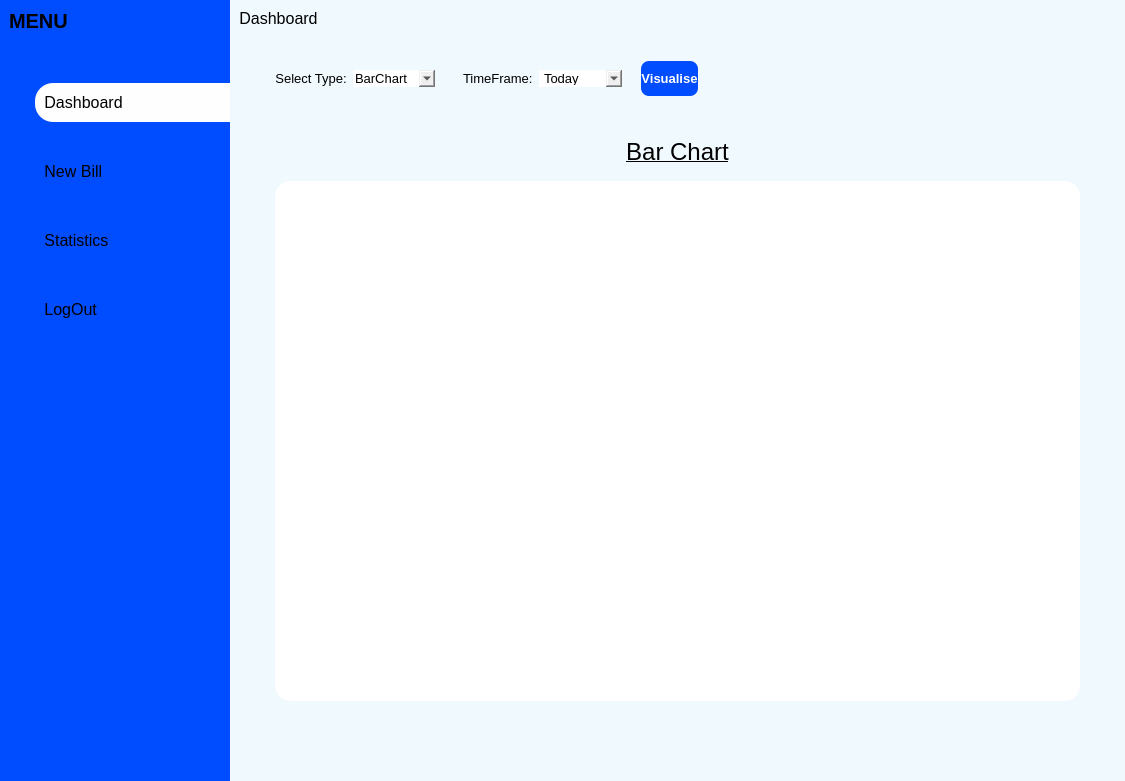
Old version of the form dashboard.ui in the repository AjasMohammed/BillingApp.
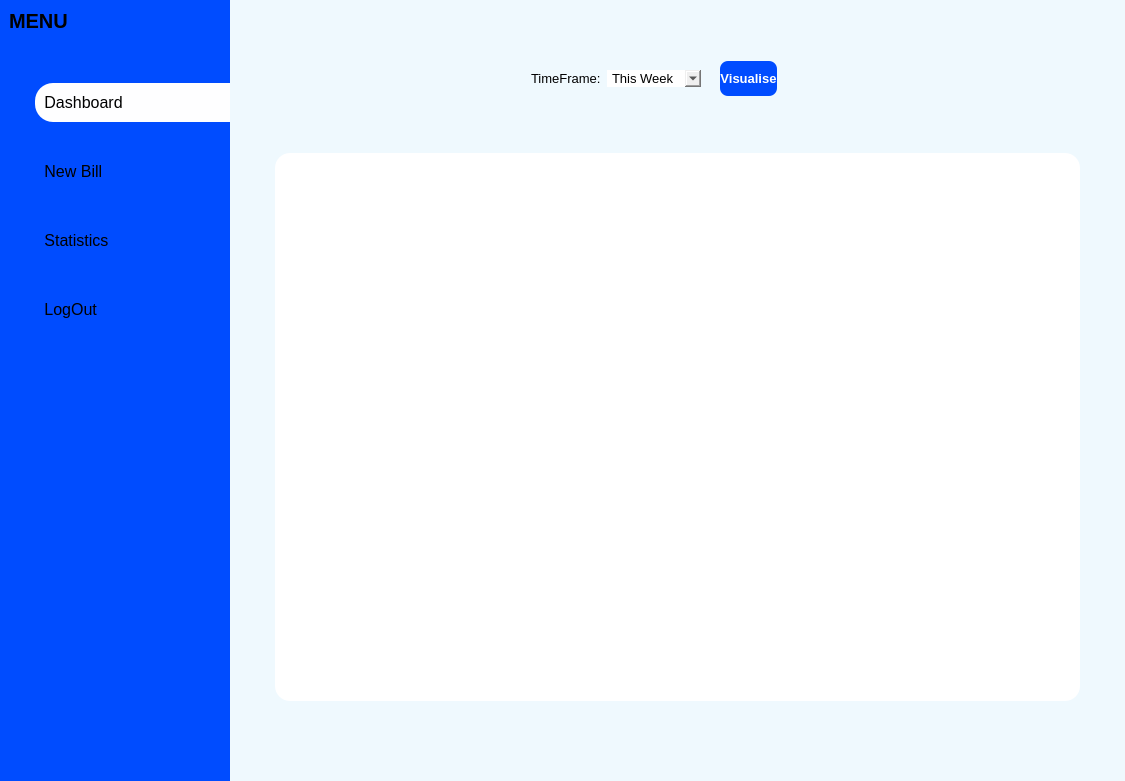
New version of the form. The open tabs and pages were chosen to show the change. Icons and pictures are not drawn. Custom widgets are drawn as their Qt base class.

Commit message: Removed selecttype option from the statistics page. Barchart is the only  type of chart. Added back button in the bills_history page and bill_history page.

```diff
--- a/dashboard.ui
+++ b/dashboard.ui
@@ -429,7 +429,7 @@
              </font>
             </property>
             <property name="text">
-             <string>Dashboard</string>
+             <string/>
             </property>
             <property name="icon">
              <iconset resource="resources.qrc">
@@ -3598,7 +3598,7 @@
               <enum>QFrame::Raised</enum>
              </property>
              <layout class="QVBoxLayout" name="verticalLayout_43">
-              <item alignment="Qt::AlignLeft">
+              <item alignment="Qt::AlignHCenter">
                <widget class="QFrame" name="selection_frame">
                 <property name="sizePolicy">
                  <sizepolicy hsizetype="Preferred" vsizetype="Fixed">
@@ -3606,6 +3606,12 @@
                   <verstretch>0</verstretch>
                  </sizepolicy>
                 </property>
+                <property name="minimumSize">
+                 <size>
+                  <width>0</width>
+                  <height>0</height>
+                 </size>
+                </property>
                 <property name="maximumSize">
                  <size>
                   <width>561</width>
@@ -3625,95 +3631,14 @@
                  <property name="rightMargin">
                   <number>65</number>
                  </property>
-                 <item>
-                  <widget class="QFrame" name="frame_2">
-                   <property name="sizePolicy">
-                    <sizepolicy hsizetype="Preferred" vsizetype="Fixed">
-                     <horstretch>0</horstretch>
-                     <verstretch>0</verstretch>
-                    </sizepolicy>
-                   </property>
-                   <property name="frameShape">
-                    <enum>QFrame::StyledPanel</enum>
-                   </property>
-                   <property name="frameShadow">
-                    <enum>QFrame::Raised</enum>
-                   </property>
-                   <layout class="QHBoxLayout" name="horizontalLayout_47">
-                    <item>
-                     <widget class="QLabel" name="label_9">
-                      <property name="sizePolicy">
-                       <sizepolicy hsizetype="Fixed" vsizetype="Preferred">
-                        <horstretch>0</horstretch>
-                        <verstretch>0</verstretch>
-                       </sizepolicy>
-                      </property>
-                      <property name="font">
-                       <font>
-                        <pointsize>10</pointsize>
-                       </font>
-                      </property>
-                      <property name="text">
-                       <string>Select Type:</string>
-                      </property>
-                      <property name="alignment">
-                       <set>Qt::AlignCenter</set>
-                      </property>
-                     </widget>
-                    </item>
-                    <item alignment="Qt::AlignLeft">
-                     <widget class="QComboBox" name="chart_type">
-                      <property name="sizePolicy">
-                       <sizepolicy hsizetype="Fixed" vsizetype="Fixed">
-                        <horstretch>0</horstretch>
-                        <verstretch>0</verstretch>
-                       </sizepolicy>
-                      </property>
-                      <property name="font">
-                       <font>
-                        <pointsize>10</pointsize>
-                       </font>
-                      </property>
-                      <property name="editable">
-                       <bool>true</bool>
-                      </property>
-                      <property name="currentText">
-                       <string>BarChart</string>
-                      </property>
-                      <property name="currentIndex">
-                       <number>0</number>
-                      </property>
-                      <property name="sizeAdjustPolicy">
-                       <enum>QComboBox::AdjustToContentsOnFirstShow</enum>
-                      </property>
-                      <property name="placeholderText">
-                       <string>select type</string>
-                      </property>
-                      <property name="frame">
-                       <bool>true</bool>
-                      </property>
-                      <item>
-                       <property name="text">
-                        <string>BarChart</string>
-                       </property>
-                      </item>
-                      <item>
-                       <property name="text">
-                        <string>LineGraph</string>
-                       </property>
-                      </item>
-                      <item>
-                       <property name="text">
-                        <string>PieChart</string>
-                       </property>
-                      </item>
-                     </widget>
-                    </item>
-                   </layout>
-                  </widget>
-                 </item>
                  <item alignment="Qt::AlignLeft">
                   <widget class="QFrame" name="frame_3">
+                   <property name="minimumSize">
+                    <size>
+                     <width>0</width>
+                     <height>0</height>
+                    </size>
+                   </property>
                    <property name="frameShape">
                     <enum>QFrame::StyledPanel</enum>
                    </property>
@@ -3724,7 +3649,7 @@
                     <item>
                      <widget class="QLabel" name="label_10">
                       <property name="sizePolicy">
-                       <sizepolicy hsizetype="Fixed" vsizetype="Preferred">
+                       <sizepolicy hsizetype="Preferred" vsizetype="Preferred">
                         <horstretch>0</horstretch>
                         <verstretch>0</verstretch>
                        </sizepolicy>
@@ -3745,21 +3670,30 @@
                        <bool>true</bool>
                       </property>
                       <property name="sizePolicy">
-                       <sizepolicy hsizetype="Fixed" vsizetype="Fixed">
+                       <sizepolicy hsizetype="Preferred" vsizetype="Fixed">
                         <horstretch>0</horstretch>
                         <verstretch>0</verstretch>
                        </sizepolicy>
                       </property>
+                      <property name="minimumSize">
+                       <size>
+                        <width>94</width>
+                        <height>0</height>
+                       </size>
+                      </property>
                       <property name="font">
                        <font>
                         <pointsize>10</pointsize>
+                        <weight>50</weight>
+                        <bold>false</bold>
                        </font>
                       </property>
-                      <item>
-                       <property name="text">
-                        <string>Today</string>
-                       </property>
-                      </item>
+                      <property name="editable">
+                       <bool>false</bool>
+                      </property>
+                      <property name="frame">
+                       <bool>true</bool>
+                      </property>
                       <item>
                        <property name="text">
                         <string>This Week</string>
@@ -3852,32 +3786,7 @@
                        <property name="frameShadow">
                         <enum>QFrame::Raised</enum>
                        </property>
-                       <layout class="QVBoxLayout" name="verticalLayout_46">
-                        <item>
-                         <widget class="QLabel" name="label_11">
-                          <property name="sizePolicy">
-                           <sizepolicy hsizetype="Preferred" vsizetype="Fixed">
-                            <horstretch>0</horstretch>
-                            <verstretch>0</verstretch>
-                           </sizepolicy>
-                          </property>
-                          <property name="font">
-                           <font>
-                            <pointsize>18</pointsize>
-                            <weight>50</weight>
-                            <bold>false</bold>
-                            <underline>true</underline>
-                           </font>
-                          </property>
-                          <property name="text">
-                           <string>Bar Chart</string>
-                          </property>
-                          <property name="alignment">
-                           <set>Qt::AlignCenter</set>
-                          </property>
-                         </widget>
-                        </item>
-                       </layout>
+                       <layout class="QVBoxLayout" name="verticalLayout_46"/>
                       </widget>
                      </item>
                      <item alignment="Qt::AlignHCenter">
@@ -3965,6 +3874,41 @@
               <enum>QFrame::Raised</enum>
              </property>
              <layout class="QVBoxLayout" name="verticalLayout_51">
+              <item>
+               <widget class="QFrame" name="frame_2">
+                <property name="frameShape">
+                 <enum>QFrame::StyledPanel</enum>
+                </property>
+                <property name="frameShadow">
+                 <enum>QFrame::Raised</enum>
+                </property>
+                <layout class="QVBoxLayout" name="verticalLayout_60">
+                 <item>
+                  <widget class="QWidget" name="widget_29" native="true">
+                   <layout class="QVBoxLayout" name="verticalLayout_61">
+                    <item alignment="Qt::AlignLeft">
+                     <widget class="QPushButton" name="to_dynamic">
+                      <property name="text">
+                       <string/>
+                      </property>
+                      <property name="icon">
+                       <iconset resource="resources.qrc">
+                        <normaloff>:/blueicons/icons/blue_icons/arrow-left.svg</normaloff>:/blueicons/icons/blue_icons/arrow-left.svg</iconset>
+                      </property>
+                      <property name="iconSize">
+                       <size>
+                        <width>20</width>
+                        <height>20</height>
+                       </size>
+                      </property>
+                     </widget>
+                    </item>
+                   </layout>
+                  </widget>
+                 </item>
+                </layout>
+               </widget>
+              </item>
               <item alignment="Qt::AlignTop">
                <widget class="QFrame" name="frame_6">
                 <property name="frameShape">
```
Left out of the diff: 43 changed lines with no effect on the pictures. The commit also changes 3 other files.
